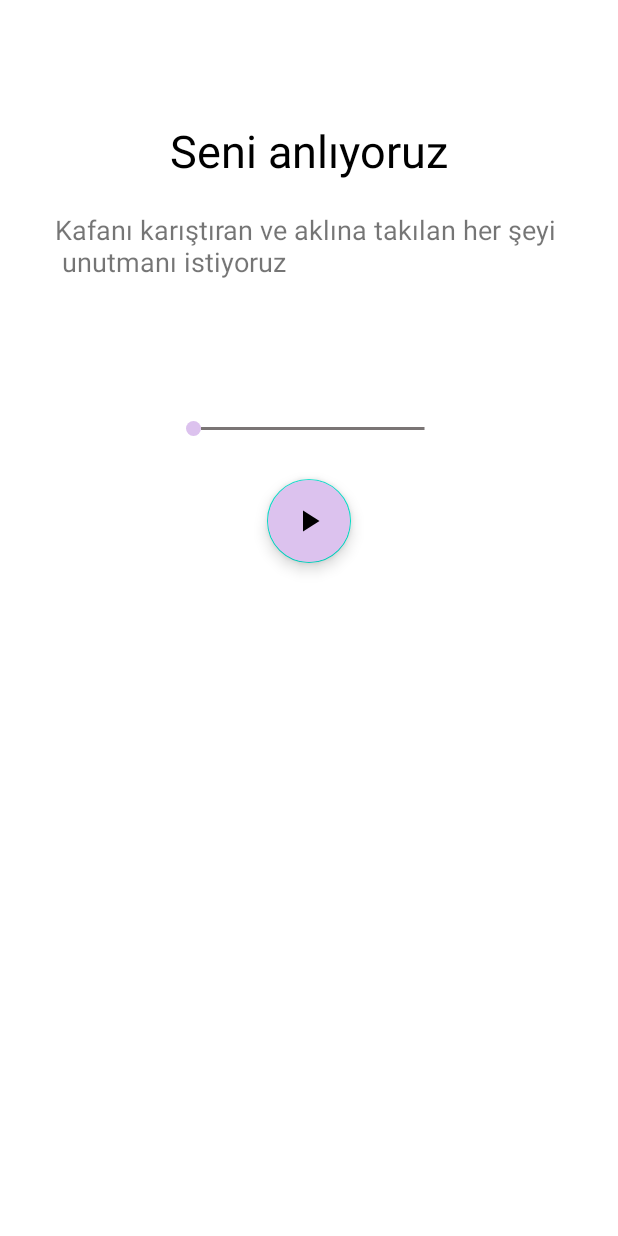
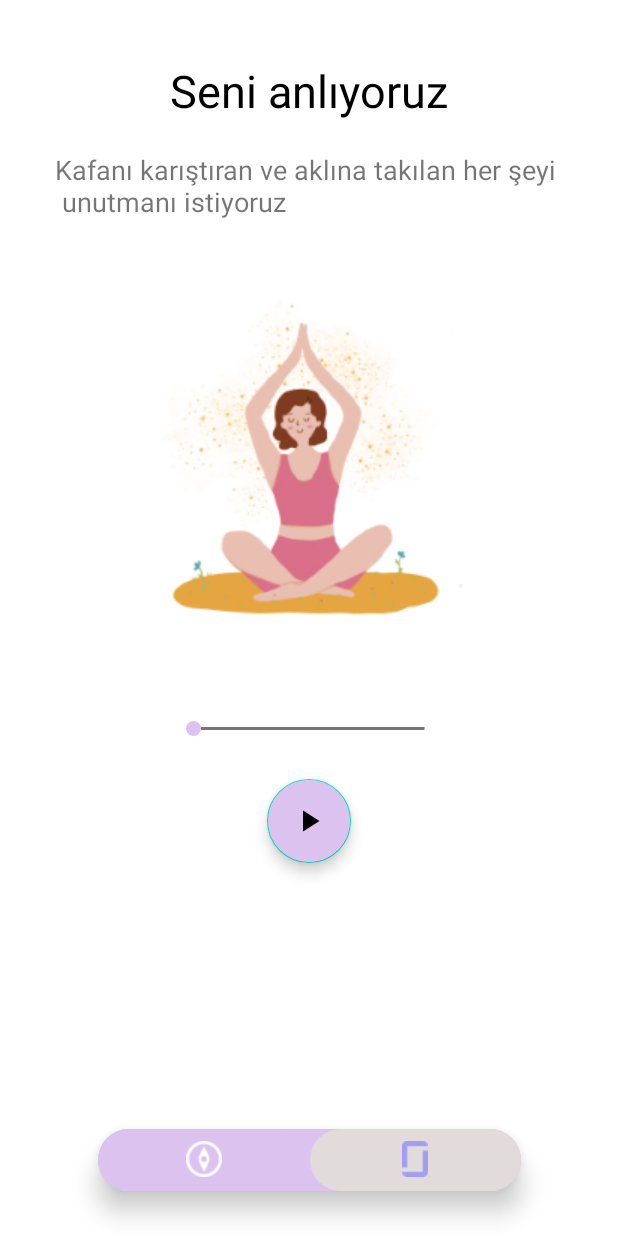
Before and after one commit to TuranBurakk/Panikat, an Android app: the CalmingExerciseFragment screen opened through its navigation route, on a phone screen of 412 x 824 dp. Run offline under Robolectric (Android 15) with nearby library versions, the phone set to English and light mode, and no system bars; our stand-ins replace Firebase (no records; nobody signed in at launch, a user with empty details on screens opened directly), navigation-ui.

Commit message:
[PanikatApp][Created Bottom Navigation]

```diff
--- a/app/build.gradle
+++ b/app/build.gradle
@@ -64,4 +64,6 @@ dependencies {
     implementation "com.squareup.retrofit2:converter-gson:2.9.0"
     implementation "com.squareup.retrofit2:adapter-rxjava2:2.9.0"
 
+
+
 }
--- a/app/src/main/java/com/infos/panikat/MainActivity.kt
+++ b/app/src/main/java/com/infos/panikat/MainActivity.kt
@@ -1,12 +1,57 @@
 package com.infos.panikat
 
+import android.annotation.SuppressLint
 import android.os.Bundle
 import androidx.appcompat.app.AppCompatActivity
+import androidx.core.content.ContextCompat
+import androidx.navigation.NavController
+import androidx.navigation.Navigation
+import androidx.navigation.ui.NavigationUI.setupWithNavController
+import com.google.android.material.bottomnavigation.BottomNavigationView
 
 class MainActivity : AppCompatActivity() {
 
+    private lateinit var navController: NavController
+    private lateinit var bottomNavigationView: BottomNavigationView
+
+    @SuppressLint("UseCompatLoadingForDrawables")
     override fun onCreate(savedInstanceState: Bundle?) {
         super.onCreate(savedInstanceState)
         setContentView(R.layout.activity_main)
+
+        bottomNavigationView = findViewById(R.id.bottomNavigationView)
+        navController = Navigation.findNavController(this, R.id.navHostFragment)
+        setupWithNavController(bottomNavigationView, navController)
+        bottomNavigationView.itemIconTintList = null
+
+
+        navController.addOnDestinationChangedListener { _, destination, _ ->
+            when (destination.id) {
+                R.id.homeFragment -> {
+                    bottomNavigationView.menu.findItem(R.id.exerciseFragment).isChecked = true
+                    val homePageBackground = ContextCompat.getDrawable(this, R.drawable.selected_bar)
+                    bottomNavigationView.background = homePageBackground
+                    val customBackground = resources.getDrawable(R.drawable.bottom_nav_item_selector, theme)
+                    bottomNavigationView.itemBackground = customBackground
+                }
+                R.id.calmingExerciseFragment->{
+                    bottomNavigationView.menu.findItem(R.id.home).isChecked = true
+                    val homePageBackground = ContextCompat.getDrawable(this, R.drawable.selected_bar)
+                    bottomNavigationView.background = homePageBackground
+                    val customBackground = resources.getDrawable(R.drawable.bottom_nav_item_selector, theme)
+                    bottomNavigationView.itemBackground = customBackground
+                }
+                R.id.breathingExerciseFragment -> {
+                    bottomNavigationView.menu.findItem(R.id.home).isChecked = true
+                    val exerciseBackground = ContextCompat.getDrawable(this, R.drawable.breating_selection)
+                    bottomNavigationView.background = exerciseBackground
+                    val brickBackground = resources.getDrawable(R.drawable.bottom_nav_brick_selection, theme)
+                    bottomNavigationView.itemBackground = brickBackground
+                }
+
+            }
+        }
     }
+
+
 }
--- a/app/src/main/java/com/infos/panikat/data/CardData.kt
+++ b/app/src/main/java/com/infos/panikat/data/CardData.kt
@@ -8,5 +8,6 @@ data class CardData(
     val title : String? = null,
     val desc : String? = null,
     val time : String? = null,
-    val exercise: String? = null
+    val exercise: String? = null,
+    val ticket: List<String?>? = null
 ):Parcelable
--- /dev/null
+++ b/app/src/main/res/drawable/background_rounded.xml
@@ -0,0 +1,6 @@
+<?xml version="1.0" encoding="utf-8"?>
+<shape xmlns:android="http://schemas.android.com/apk/res/android"
+    android:shape="rectangle">
+    <solid android:color="#E1DBDB" />
+    <corners android:radius="100dp" />
+</shape>
--- /dev/null
+++ b/app/src/main/res/drawable/bottom_nav_brick_selection.xml
@@ -0,0 +1,6 @@
+<selector xmlns:android="http://schemas.android.com/apk/res/android">
+    <!-- Seçili durumda arka plan rengini belirtin -->
+    <item android:state_checked="true" android:drawable="@drawable/breating_selection" />
+    <!-- Seçili olmayan durumda arka plan rengini belirtin -->
+    <item android:drawable="@drawable/background_rounded" />
+</selector>
--- /dev/null
+++ b/app/src/main/res/drawable/bottom_nav_item_selector.xml
@@ -0,0 +1,6 @@
+<selector xmlns:android="http://schemas.android.com/apk/res/android">
+    <!-- Seçili durumda arka plan rengini belirtin -->
+    <item android:state_checked="true" android:drawable="@drawable/selected_bar" />
+    <!-- Seçili olmayan durumda arka plan rengini belirtin -->
+    <item android:drawable="@drawable/background_rounded" />
+</selector>
--- /dev/null
+++ b/app/src/main/res/drawable/breating_selection.xml
@@ -0,0 +1,5 @@
+<shape xmlns:android="http://schemas.android.com/apk/res/android"
+    android:shape="rectangle">
+    <solid android:color="@color/brick" />
+    <corners android:radius="100dp" />
+</shape>
--- /dev/null
+++ b/app/src/main/res/drawable/selected_bar.xml
@@ -0,0 +1,5 @@
+<shape xmlns:android="http://schemas.android.com/apk/res/android"
+    android:shape="rectangle">
+    <solid android:color="@color/lavantai" />
+    <corners android:radius="100dp" />
+</shape>
--- a/app/src/main/res/layout/activity_main.xml
+++ b/app/src/main/res/layout/activity_main.xml
@@ -7,15 +7,30 @@
     tools:context=".MainActivity">
 
 
-    <androidx.fragment.app.FragmentContainerView
-        android:id="@+id/fragmentContainerView"
+    <fragment
+        android:id="@+id/navHostFragment"
         android:name="androidx.navigation.fragment.NavHostFragment"
-        android:layout_width="0dp"
+        android:layout_width="match_parent"
         android:layout_height="0dp"
+        android:layout_weight="1"
         app:defaultNavHost="true"
-        app:layout_constraintBottom_toBottomOf="parent"
+        app:layout_constraintBottom_toTopOf="@+id/bottomNavigationView"
         app:layout_constraintEnd_toEndOf="parent"
         app:layout_constraintStart_toStartOf="parent"
         app:layout_constraintTop_toTopOf="parent"
         app:navGraph="@navigation/nav_graph" />
+
+    <com.google.android.material.bottomnavigation.BottomNavigationView
+        android:id="@+id/bottomNavigationView"
+        style="@style/BottomBarTheme"
+        android:layout_width="282dp"
+        android:layout_height="41dp"
+        android:layout_gravity="bottom"
+        android:layout_margin="30dp"
+        android:background="@drawable/background_rounded"
+        app:elevation="10dp"
+        app:layout_constraintBottom_toBottomOf="parent"
+        app:layout_constraintEnd_toEndOf="parent"
+        app:layout_constraintStart_toStartOf="parent"
+        app:menu="@menu/bottom_bar" />
 </androidx.constraintlayout.widget.ConstraintLayout>
--- a/app/src/main/res/layout/fragment_calming_exercise.xml
+++ b/app/src/main/res/layout/fragment_calming_exercise.xml
@@ -11,7 +11,7 @@
         android:id="@+id/title_tv"
         android:layout_width="wrap_content"
         android:layout_height="wrap_content"
-        android:layout_marginTop="80dp"
+        android:layout_marginTop="40dp"
         android:text="@string/Calming_title"
         android:textColor="@color/black"
         android:textSize="30sp"
@@ -35,6 +35,7 @@
         android:layout_width="wrap_content"
         android:layout_height="wrap_content"
         android:layout_marginTop="40dp"
+        android:src="@drawable/calming"
         app:layout_constraintEnd_toEndOf="parent"
         app:layout_constraintStart_toStartOf="parent"
         app:layout_constraintTop_toBottomOf="@+id/desc_tv"
--- /dev/null
+++ b/app/src/main/res/menu/bottom_bar.xml
@@ -0,0 +1,15 @@
+<?xml version="1.0" encoding="utf-8"?>
+<menu xmlns:android="http://schemas.android.com/apk/res/android">
+    <item
+        android:title=""
+        android:id="@+id/home"
+        android:icon="@drawable/home"
+
+        />
+    <item
+        android:title=""
+        android:id="@+id/exerciseFragment"
+        android:icon="@drawable/glass"
+
+       />
+</menu>
--- a/app/src/main/res/values/colors.xml
+++ b/app/src/main/res/values/colors.xml
@@ -9,4 +9,5 @@
     <color name="white">#FFFFFFFF</color>
     <color name="chip_background_color">#3E3D3D</color>
     <color name="lavantai">#dcc2ee</color>
+    <color name="brick">#E3956E</color>
 </resources>
--- a/app/src/main/res/values/themes.xml
+++ b/app/src/main/res/values/themes.xml
@@ -1,4 +1,4 @@
-<resources xmlns:tools="http://schemas.android.com/tools">
+<resources>
     <!-- Base application theme. -->
     <style name="Theme.Panikat" parent="Theme.MaterialComponents.DayNight.NoActionBar">
         <!-- Primary brand color. -->
@@ -13,4 +13,7 @@
         <item name="android:statusBarColor">?attr/colorPrimaryVariant</item>
         <!-- Customize your theme here. -->
     </style>
+    <style name="BottomBarTheme" parent="Widget.MaterialComponents.BottomNavigationView">
+        <item name="android:layout_height">48dp</item>
+    </style>
 </resources>
```
Also changed, not shown: app/src/main/res/drawable/calming.png (added), app/src/main/res/drawable/glass.png (added), app/src/main/res/drawable/home.png (added).
